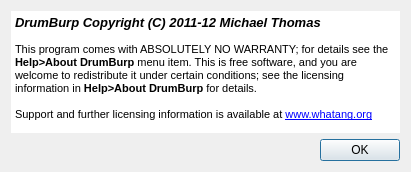
The window that src/GUI/dbStartup.ui (Whatang/DrumBurp) describes before a commit, drawn with Qt 5.
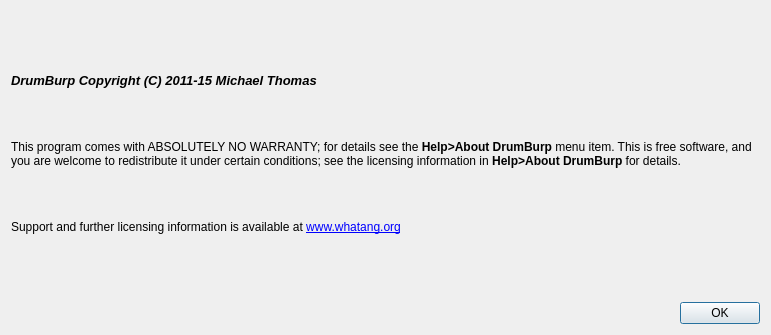
The same window after the commit.

Commit message:
Fix sizes of widgets containing text.
Fixes #318.

Diff of the .ui file:
```diff
--- a/src/GUI/dbStartup.ui
+++ b/src/GUI/dbStartup.ui
@@ -6,8 +6,8 @@
    <rect>
     <x>0</x>
     <y>0</y>
-    <width>411</width>
-    <height>172</height>
+    <width>771</width>
+    <height>335</height>
    </rect>
   </property>
   <property name="windowTitle">
@@ -15,27 +15,16 @@
   </property>
   <layout class="QVBoxLayout" name="verticalLayout">
    <item>
-    <widget class="QTextBrowser" name="textBrowser">
-     <property name="autoFillBackground">
+    <widget class="QLabel" name="label">
+     <property name="text">
+      <string>&lt;html&gt;&lt;head/&gt;&lt;body&gt;&lt;p&gt;&lt;span style=&quot; font-size:10pt; font-weight:600; font-style:italic;&quot;&gt;DrumBurp Copyright (C) 2011-15 Michael Thomas&lt;/span&gt;&lt;/p&gt;&lt;p&gt;&lt;br/&gt;&lt;/p&gt;&lt;p&gt;This program comes with ABSOLUTELY NO WARRANTY; for details see the &lt;span style=&quot; font-weight:600;&quot;&gt;Help&amp;gt;About DrumBurp&lt;/span&gt; menu item. This is free software, and you are welcome to redistribute it under certain conditions; see the licensing information in &lt;span style=&quot; font-weight:600;&quot;&gt;Help&amp;gt;About DrumBurp&lt;/span&gt; for details.&lt;/p&gt;&lt;p&gt;&lt;br/&gt;&lt;/p&gt;&lt;p&gt;Support and further licensing information is available at &lt;a href=&quot;http://www.whatang.org&quot;&gt;&lt;span style=&quot; text-decoration: underline; color:#0000ff;&quot;&gt;www.whatang.org&lt;/span&gt;&lt;/a&gt;&lt;/p&gt;&lt;/body&gt;&lt;/html&gt;</string>
+     </property>
+     <property name="textFormat">
+      <enum>Qt::RichText</enum>
+     </property>
+     <property name="wordWrap">
       <bool>true</bool>
      </property>
-     <property name="frameShape">
-      <enum>QFrame::NoFrame</enum>
-     </property>
-     <property name="frameShadow">
-      <enum>QFrame::Plain</enum>
-     </property>
-     <property name="html">
-      <string>&lt;!DOCTYPE HTML PUBLIC &quot;-//W3C//DTD HTML 4.0//EN&quot; &quot;http://www.w3.org/TR/REC-html40/strict.dtd&quot;&gt;
-&lt;html&gt;&lt;head&gt;&lt;meta name=&quot;qrichtext&quot; content=&quot;1&quot; /&gt;&lt;style type=&quot;text/css&quot;&gt;
-p, li { white-space: pre-wrap; }
-&lt;/style&gt;&lt;/head&gt;&lt;body style=&quot; font-family:'MS Shell Dlg 2'; font-size:8.25pt; font-weight:400; font-style:normal;&quot;&gt;
-&lt;p style=&quot; margin-top:0px; margin-bottom:0px; margin-left:0px; margin-right:0px; -qt-block-indent:0; text-indent:0px;&quot;&gt;&lt;span style=&quot; font-size:10pt; font-weight:600; font-style:italic;&quot;&gt;DrumBurp Copyright (C) 2011-12 Michael Thomas&lt;/span&gt;&lt;/p&gt;
-&lt;p style=&quot;-qt-paragraph-type:empty; margin-top:0px; margin-bottom:0px; margin-left:0px; margin-right:0px; -qt-block-indent:0; text-indent:0px; font-size:8pt;&quot;&gt;&lt;/p&gt;
-&lt;p style=&quot; margin-top:0px; margin-bottom:0px; margin-left:0px; margin-right:0px; -qt-block-indent:0; text-indent:0px;&quot;&gt;&lt;span style=&quot; font-size:8pt;&quot;&gt;This program comes with ABSOLUTELY NO WARRANTY; for details see the &lt;/span&gt;&lt;span style=&quot; font-size:8pt; font-weight:600;&quot;&gt;Help&amp;gt;About DrumBurp&lt;/span&gt;&lt;span style=&quot; font-size:8pt;&quot;&gt; menu item. This is free software, and you are welcome to redistribute it under certain conditions; see the licensing information in &lt;/span&gt;&lt;span style=&quot; font-size:8pt; font-weight:600;&quot;&gt;Help&amp;gt;About DrumBurp&lt;/span&gt;&lt;span style=&quot; font-size:8pt;&quot;&gt; for details.&lt;/span&gt;&lt;/p&gt;
-&lt;p style=&quot;-qt-paragraph-type:empty; margin-top:0px; margin-bottom:0px; margin-left:0px; margin-right:0px; -qt-block-indent:0; text-indent:0px; font-size:8pt;&quot;&gt;&lt;/p&gt;
-&lt;p style=&quot; margin-top:0px; margin-bottom:0px; margin-left:0px; margin-right:0px; -qt-block-indent:0; text-indent:0px;&quot;&gt;&lt;span style=&quot; font-size:8pt;&quot;&gt;Support and further licensing information is available at &lt;/span&gt;&lt;a href=&quot;http://www.whatang.org&quot;&gt;&lt;span style=&quot; font-size:8pt; text-decoration: underline; color:#0000ff;&quot;&gt;www.whatang.org&lt;/span&gt;&lt;/a&gt;&lt;/p&gt;&lt;/body&gt;&lt;/html&gt;</string>
-     </property>
      <property name="textInteractionFlags">
       <set>Qt::LinksAccessibleByKeyboard|Qt::LinksAccessibleByMouse</set>
      </property>
```
Left out of the diff: 6 changed lines with no effect on the pictures. The commit also changes 5 other files.
